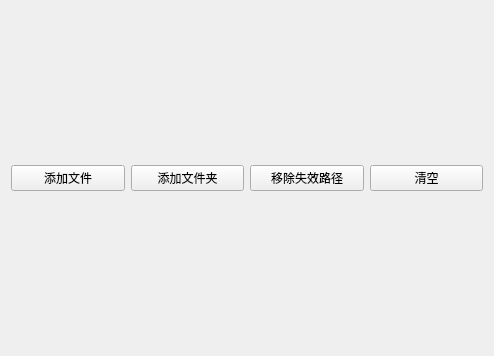
This is components/widget_search_list/res/search_list.ui in PPJUST/ComicDup as Qt 5 draws it before an edit. The edited form follows.
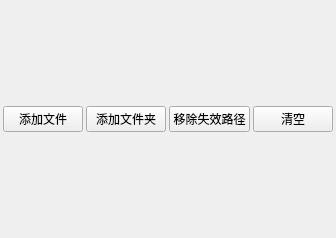
This is the edited form.

The edit to the form file:
```diff
--- a/components/widget_search_list/res/search_list.ui
+++ b/components/widget_search_list/res/search_list.ui
@@ -6,16 +6,34 @@
    <rect>
     <x>0</x>
     <y>0</y>
-    <width>494</width>
-    <height>356</height>
+    <width>322</width>
+    <height>238</height>
    </rect>
   </property>
   <property name="windowTitle">
    <string>Form</string>
   </property>
   <layout class="QVBoxLayout" name="verticalLayout" stretch="0,1">
+   <property name="spacing">
+    <number>3</number>
+   </property>
+   <property name="leftMargin">
+    <number>3</number>
+   </property>
+   <property name="topMargin">
+    <number>3</number>
+   </property>
+   <property name="rightMargin">
+    <number>3</number>
+   </property>
+   <property name="bottomMargin">
+    <number>3</number>
+   </property>
    <item>
     <layout class="QHBoxLayout" name="horizontalLayout">
+     <property name="spacing">
+      <number>3</number>
+     </property>
      <item>
       <widget class="QPushButton" name="pushButton_add_files">
        <property name="text">
```
